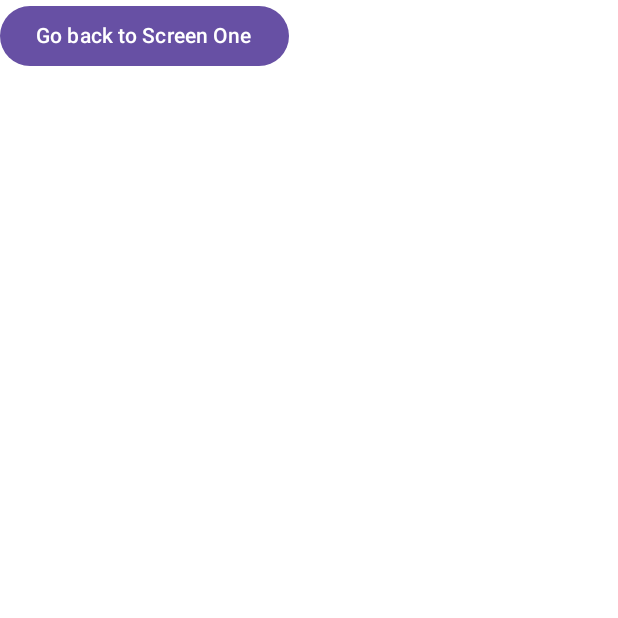
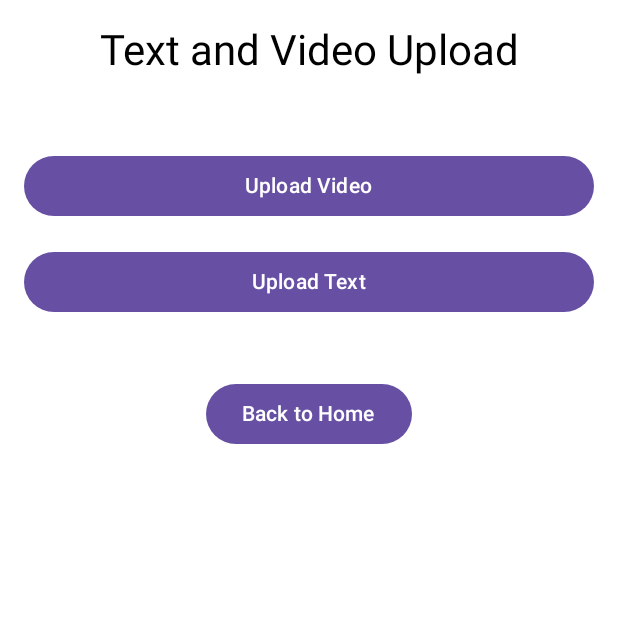
Before and after one commit to Cybernick8/BlindSpotNews, an Android app built with Jetpack Compose: the screen_two screen opened through its navigation route, on a phone screen of 412 x 824 dp, the top half of it. Run offline under Robolectric (Android 15) with nearby library versions, the phone set to English and light mode, and no system bars.

Commit message:
Updated Nav and UI for the two screens

```diff
--- a/app/src/main/java/com/example/blindspotnews/MainActivity.kt
+++ b/app/src/main/java/com/example/blindspotnews/MainActivity.kt
@@ -3,10 +3,12 @@ package com.example.blindspotnews
 import android.os.Bundle
 import androidx.activity.ComponentActivity
 import androidx.activity.compose.setContent
-import androidx.compose.material3.Button
-import androidx.compose.material3.Text
+import androidx.compose.foundation.layout.fillMaxSize
+import androidx.compose.material3.MaterialTheme
+import androidx.compose.material3.Surface
 import androidx.compose.runtime.Composable
-import androidx.navigation.NavHostController
+import androidx.compose.ui.Modifier
+import androidx.compose.ui.graphics.Color
 import androidx.navigation.compose.NavHost
 import androidx.navigation.compose.composable
 import androidx.navigation.compose.rememberNavController
@@ -17,7 +19,13 @@ class MainActivity : ComponentActivity() {
     override fun onCreate(savedInstanceState: Bundle?) {
         super.onCreate(savedInstanceState)
         setContent {
-            AppNavigation()
+            // Force a light background for visibility with black text
+            Surface(
+                modifier = Modifier.fillMaxSize(),
+                color = Color.White  // ensures black text is visible even in system dark mode
+            ) {
+                AppNavigation()
+            }
         }
     }
 }
@@ -26,25 +34,7 @@ class MainActivity : ComponentActivity() {
 fun AppNavigation() {
     val navController = rememberNavController()
     NavHost(navController = navController, startDestination = "screen_one") {
-        composable("screen_one") {
-            ScreenOneWithButton(navController)
-        }
-        composable("screen_two") {
-            ScreenTwoWithButton(navController)
-        }
+        composable("screen_one") { ScreenOne(navController) }
+        composable("screen_two") { ScreenTwo(navController) }
     }
 }
-
-@Composable
-fun ScreenOneWithButton(navController: NavHostController) {
-    Button(onClick = { navController.navigate("screen_two") }) {
-        Text("Go to Screen Two")
-    }
-}
-
-@Composable
-fun ScreenTwoWithButton(navController: NavHostController) {
-    Button(onClick = { navController.navigate("screen_one") }) {
-        Text("Go back to Screen One")
-    }
-}
--- a/app/src/main/java/com/example/blindspotnews/ui/ScreenTwo.kt
+++ b/app/src/main/java/com/example/blindspotnews/ui/ScreenTwo.kt
@@ -1,18 +1,58 @@
 package com.example.blindspotnews.ui
 
-import androidx.compose.foundation.layout.Box
-import androidx.compose.foundation.layout.fillMaxSize
-import androidx.compose.material3.Text
+import androidx.compose.foundation.layout.*
+import androidx.compose.material3.*
 import androidx.compose.runtime.Composable
 import androidx.compose.ui.Alignment
 import androidx.compose.ui.Modifier
+import androidx.compose.ui.graphics.Color
+import androidx.compose.ui.unit.dp
+import androidx.navigation.NavController
 
 @Composable
-fun ScreenTwo() {
-    Box(
-        modifier = Modifier.fillMaxSize(),
-        contentAlignment = Alignment.Center
+fun ScreenTwo(navController: NavController) {
+    Column(
+        modifier = Modifier
+            .fillMaxSize()
+            .padding(16.dp),
+        horizontalAlignment = Alignment.CenterHorizontally
     ) {
-        Text(text = "Screen Two")
+        // Title
+        Text(
+            text = "Text and Video Upload",
+            style = MaterialTheme.typography.headlineMedium,
+            color = Color.Black,
+            modifier = Modifier
+                .align(Alignment.CenterHorizontally)
+                .padding(bottom = 24.dp)
+        )
+
+        Spacer(modifier = Modifier.height(16.dp))
+
+        // Upload buttons
+        Button(
+            onClick = { /* TODO: handle video upload */ },
+            modifier = Modifier
+                .fillMaxWidth()
+                .padding(vertical = 8.dp)
+        ) {
+            Text("Upload Video")
+        }
+
+        Button(
+            onClick = { /* TODO: handle text upload */ },
+            modifier = Modifier
+                .fillMaxWidth()
+                .padding(vertical = 8.dp)
+        ) {
+            Text("Upload Text")
+        }
+
+        Spacer(modifier = Modifier.height(32.dp))
+
+        // Navigation back button
+        Button(onClick = { navController.navigate("screen_one") }) {
+            Text("Back to Home")
+        }
     }
 }
```
Also changed, not shown: app/src/main/java/com/example/blindspotnews/ui/ScreenOne.kt (+31 -8 lines).
